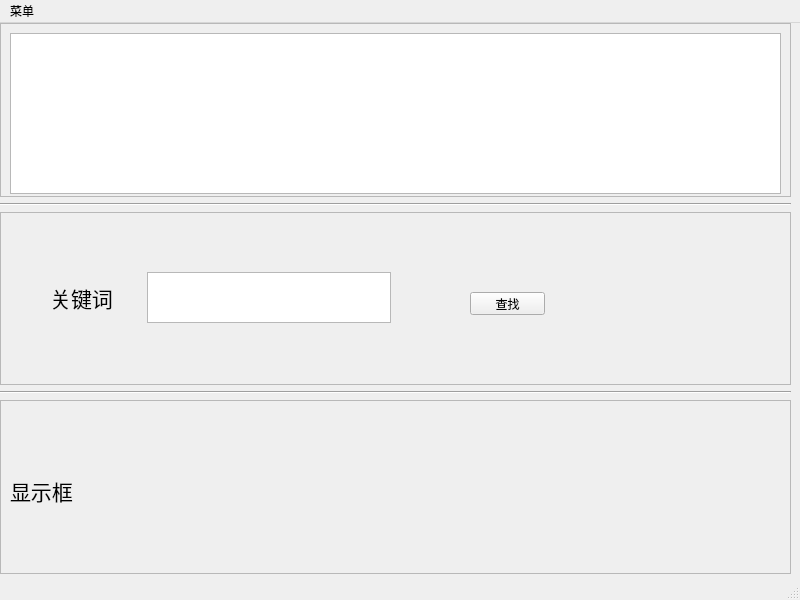
Before: the Qt Designer form 20191224/findStrUI.ui in penpen456/pyqt5_test, drawn with Qt 5.
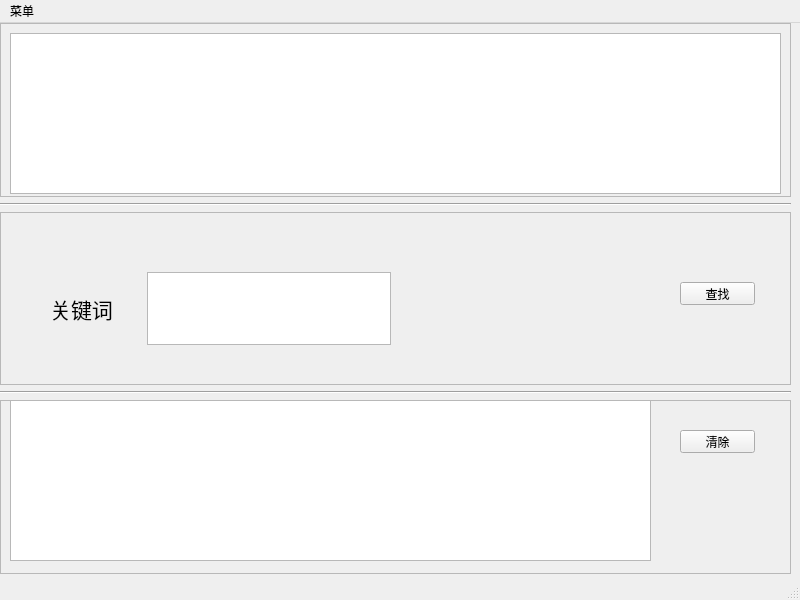
After: the same form once the commit is applied.

The edit to the form file:
```diff
--- a/20191224/findStrUI.ui
+++ b/20191224/findStrUI.ui
@@ -14,7 +14,7 @@
    <string>MainWindow</string>
   </property>
   <widget class="QWidget" name="centralwidget">
-   <widget class="QWidget" name="">
+   <widget class="QWidget" name="layoutWidget">
     <property name="geometry">
      <rect>
       <x>0</x>
@@ -74,8 +74,8 @@
        <widget class="QPushButton" name="pushButton_find">
         <property name="geometry">
          <rect>
-          <x>470</x>
-          <y>80</y>
+          <x>680</x>
+          <y>70</y>
           <width>75</width>
           <height>23</height>
          </rect>
@@ -84,13 +84,13 @@
          <string>查找</string>
         </property>
        </widget>
-       <widget class="QWidget" name="">
+       <widget class="QWidget" name="layoutWidget">
         <property name="geometry">
          <rect>
           <x>50</x>
           <y>60</y>
           <width>341</width>
-          <height>51</height>
+          <height>73</height>
          </rect>
         </property>
         <layout class="QHBoxLayout" name="horizontalLayout">
@@ -150,22 +150,30 @@
        <property name="frameShadow">
         <enum>QFrame::Raised</enum>
        </property>
-       <widget class="QLabel" name="label_display">
+       <widget class="QTextEdit" name="textEdit_display">
         <property name="geometry">
          <rect>
           <x>10</x>
-          <y>10</y>
-          <width>771</width>
+          <y>0</y>
+          <width>641</width>
           <height>161</height>
          </rect>
         </property>
-        <property name="font">
-         <font>
-          <pointsize>16</pointsize>
-         </font>
+        <property name="readOnly">
+         <bool>true</bool>
+        </property>
+       </widget>
+       <widget class="QPushButton" name="pushButton_clear">
+        <property name="geometry">
+         <rect>
+          <x>680</x>
+          <y>30</y>
+          <width>75</width>
+          <height>23</height>
+         </rect>
         </property>
         <property name="text">
-         <string>显示框</string>
+         <string>清除</string>
         </property>
        </widget>
       </widget>
```
